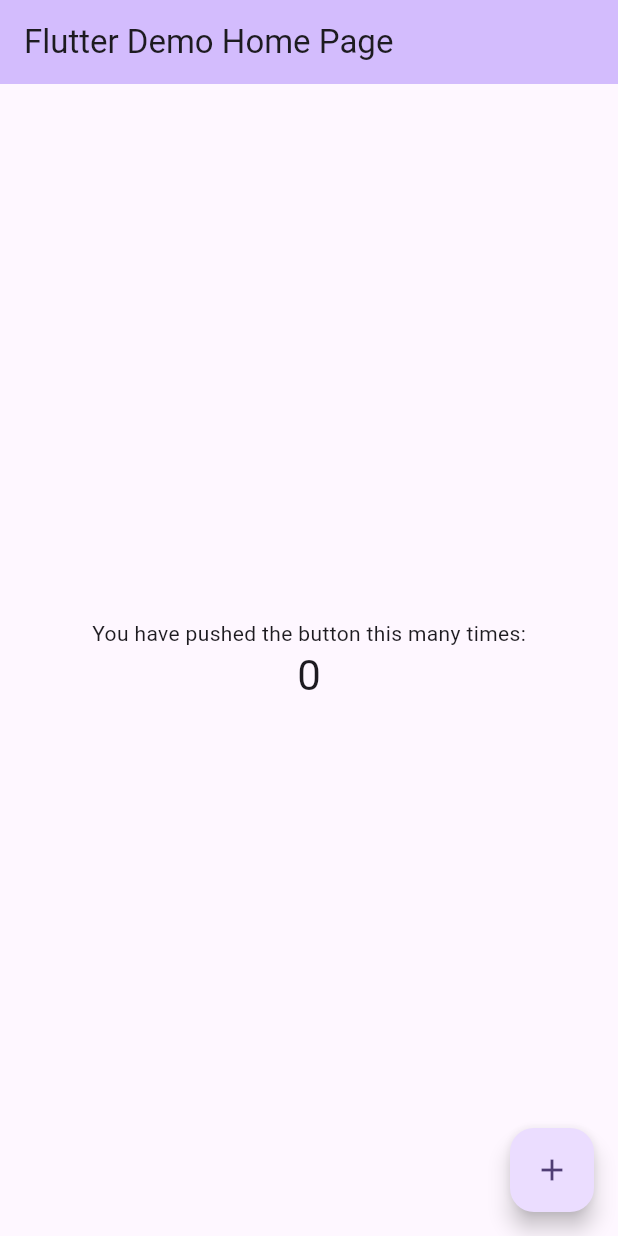
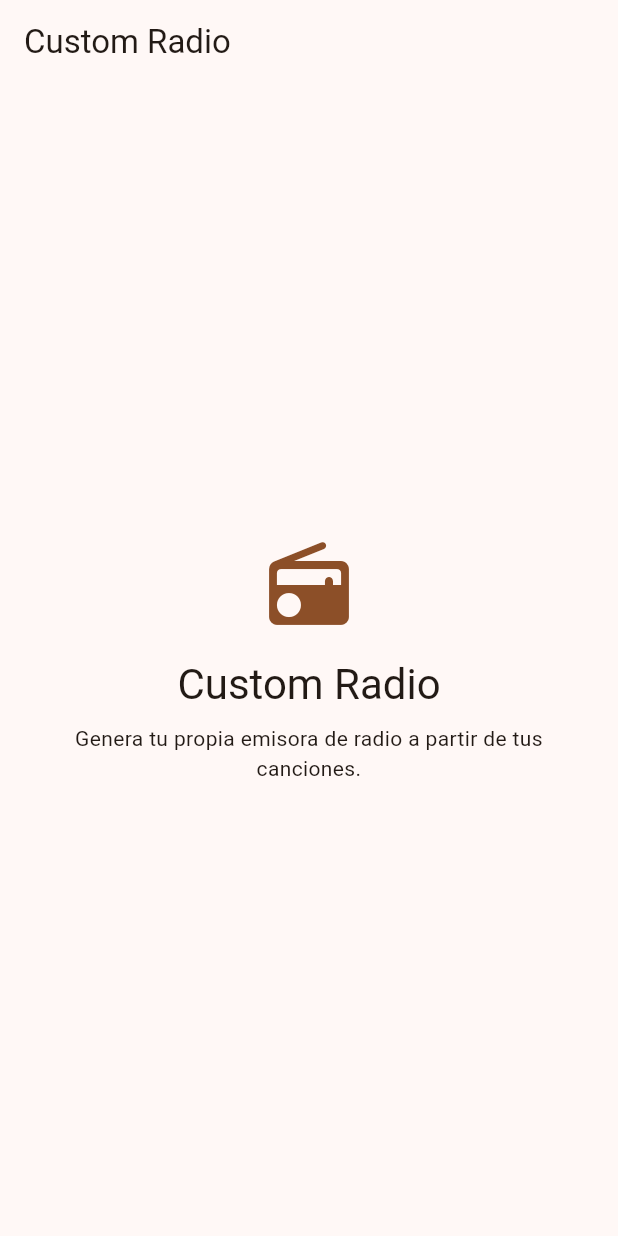
Before and after one commit to Ayme-99/custom-radio, a Flutter app: the screen it shows after launch, on a phone screen of 412 x 824 dp. Run offline on Flutter 3.47's test engine with Material 3 defaults, Android fonts, the light colour scheme and no system bars.

Commit message:
feat: estructura inicial de la app Flutter (tema, rutas, pantalla de inicio)
Sustituye el boilerplate del contador de ejemplo por la estructura base
de Custom Radio: CustomRadioApp con tema claro/oscuro (acento ambar,
ColorScheme.fromSeed), rutas centralizadas en app_routes.dart listas para
que las pantallas de login (#16) y creacion de proyecto (#18) añadan las
suyas, y una HomeScreen placeholder. Actualiza el widget test para que
ya no dependa del contador. Añade .claude/launch.json para poder previsualizar
la app Flutter en el navegador integrado en tareas de frontend futuras.

Closes #15

```diff
--- /dev/null
+++ b/app/lib/app.dart
@@ -0,0 +1,21 @@
+import 'package:flutter/material.dart';
+
+import 'routes/app_routes.dart';
+import 'theme/app_theme.dart';
+
+class CustomRadioApp extends StatelessWidget {
+  const CustomRadioApp({super.key});
+
+  @override
+  Widget build(BuildContext context) {
+    return MaterialApp(
+      title: 'Custom Radio',
+      debugShowCheckedModeBanner: false,
+      theme: AppTheme.light(),
+      darkTheme: AppTheme.dark(),
+      themeMode: ThemeMode.system,
+      initialRoute: AppRoutes.home,
+      routes: AppRoutes.routes,
+    );
+  }
+}
--- a/app/lib/main.dart
+++ b/app/lib/main.dart
@@ -1,122 +1,7 @@
 import 'package:flutter/material.dart';
 
+import 'app.dart';
+
 void main() {
-  runApp(const MyApp());
+  runApp(const CustomRadioApp());
 }
-
-class MyApp extends StatelessWidget {
-  const MyApp({super.key});
-
-  // This widget is the root of your application.
-  @override
-  Widget build(BuildContext context) {
-    return MaterialApp(
-      title: 'Flutter Demo',
-      theme: ThemeData(
-        // This is the theme of your application.
-        //
-        // TRY THIS: Try running your application with "flutter run". You'll see
-        // the application has a purple toolbar. Then, without quitting the app,
-        // try changing the seedColor in the colorScheme below to Colors.green
-        // and then invoke "hot reload" (save your changes or press the "hot
-        // reload" button in a Flutter-supported IDE, or press "r" if you used
-        // the command line to start the app).
-        //
-        // Notice that the counter didn't reset back to zero; the application
-        // state is not lost during the reload. To reset the state, use hot
-        // restart instead.
-        //
-        // This works for code too, not just values: Most code changes can be
-        // tested with just a hot reload.
-        colorScheme: .fromSeed(seedColor: Colors.deepPurple),
-      ),
-      home: const MyHomePage(title: 'Flutter Demo Home Page'),
-    );
-  }
-}
-
-class MyHomePage extends StatefulWidget {
-  const MyHomePage({super.key, required this.title});
-
-  // This widget is the home page of your application. It is stateful, meaning
-  // that it has a State object (defined below) that contains fields that affect
-  // how it looks.
-
-  // This class is the configuration for the state. It holds the values (in this
-  // case the title) provided by the parent (in this case the App widget) and
-  // used by the build method of the State. Fields in a Widget subclass are
-  // always marked "final".
-
-  final String title;
-
-  @override
-  State<MyHomePage> createState() => _MyHomePageState();
-}
-
-class _MyHomePageState extends State<MyHomePage> {
-  int _counter = 0;
-
-  void _incrementCounter() {
-    setState(() {
-      // This call to setState tells the Flutter framework that something has
-      // changed in this State, which causes it to rerun the build method below
-      // so that the display can reflect the updated values. If we changed
-      // _counter without calling setState(), then the build method would not be
-      // called again, and so nothing would appear to happen.
-      _counter++;
-    });
-  }
-
-  @override
-  Widget build(BuildContext context) {
-    // This method is rerun every time setState is called, for instance as done
-    // by the _incrementCounter method above.
-    //
-    // The Flutter framework has been optimized to make rerunning build methods
-    // fast, so that you can just rebuild anything that needs updating rather
-    // than having to individually change instances of widgets.
-    return Scaffold(
-      appBar: AppBar(
-        // TRY THIS: Try changing the color here to a specific color (to
-        // Colors.amber, perhaps?) and trigger a hot reload to see the AppBar
-        // change color while the other colors stay the same.
-        backgroundColor: Theme.of(context).colorScheme.inversePrimary,
-        // Here we take the value from the MyHomePage object that was created by
-        // the App.build method, and use it to set our appbar title.
-        title: Text(widget.title),
-      ),
-      body: Center(
-        // Center is a layout widget. It takes a single child and positions it
-        // in the middle of the parent.
-        child: Column(
-          // Column is also a layout widget. It takes a list of children and
-          // arranges them vertically. By default, it sizes itself to fit its
-          // children horizontally, and tries to be as tall as its parent.
-          //
-          // Column has various properties to control how it sizes itself and
-          // how it positions its children. Here we use mainAxisAlignment to
-          // center the children vertically; the main axis here is the vertical
-          // axis because Columns are vertical (the cross axis would be
-          // horizontal).
-          //
-          // TRY THIS: Invoke "debug painting" (choose the "Toggle Debug Paint"
-          // action in the IDE, or press "p" in the console), to see the
-          // wireframe for each widget.
-          mainAxisAlignment: .center,
-          children: [
-            const Text('You have pushed the button this many times:'),
-            Text(
-              '$_counter',
-              style: Theme.of(context).textTheme.headlineMedium,
-            ),
-          ],
-        ),
-      ),
-      floatingActionButton: FloatingActionButton(
-        onPressed: _incrementCounter,
-        tooltip: 'Increment',
-        child: const Icon(Icons.add),
-      ),
-    );
-  }
-}
--- /dev/null
+++ b/app/lib/routes/app_routes.dart
@@ -0,0 +1,15 @@
+import 'package:flutter/material.dart';
+
+import '../screens/home_screen.dart';
+
+/// Nombres de ruta centralizados. Las pantallas de login (#16) e importación
+/// de canciones (#19) etc. se añadirán aquí a medida que se implementen.
+class AppRoutes {
+  AppRoutes._();
+
+  static const String home = '/';
+
+  static Map<String, WidgetBuilder> get routes => {
+        home: (_) => const HomeScreen(),
+      };
+}
--- /dev/null
+++ b/app/lib/screens/home_screen.dart
@@ -0,0 +1,40 @@
+import 'package:flutter/material.dart';
+
+/// Pantalla de inicio provisional: placeholder hasta que existan el login
+/// (#16) y el flujo de creación de proyecto (#18).
+class HomeScreen extends StatelessWidget {
+  const HomeScreen({super.key});
+
+  @override
+  Widget build(BuildContext context) {
+    return Scaffold(
+      appBar: AppBar(title: const Text('Custom Radio')),
+      body: Center(
+        child: Padding(
+          padding: const EdgeInsets.all(24),
+          child: Column(
+            mainAxisSize: MainAxisSize.min,
+            children: [
+              Icon(
+                Icons.radio_rounded,
+                size: 64,
+                color: Theme.of(context).colorScheme.primary,
+              ),
+              const SizedBox(height: 16),
+              Text(
+                'Custom Radio',
+                style: Theme.of(context).textTheme.headlineMedium,
+              ),
+              const SizedBox(height: 8),
+              Text(
+                'Genera tu propia emisora de radio a partir de tus canciones.',
+                textAlign: TextAlign.center,
+                style: Theme.of(context).textTheme.bodyMedium,
+              ),
+            ],
+          ),
+        ),
+      ),
+    );
+  }
+}
--- /dev/null
+++ b/app/lib/theme/app_theme.dart
@@ -0,0 +1,41 @@
+import 'package:flutter/material.dart';
+
+/// Tema de Custom Radio: acento cálido (ámbar), pensado para una app que se
+/// usa de noche en el coche tanto como de día en el navegador.
+class AppTheme {
+  AppTheme._();
+
+  static const Color _seedColor = Color(0xFFFF8A3D);
+
+  static ThemeData light() {
+    final colorScheme = ColorScheme.fromSeed(
+      seedColor: _seedColor,
+      brightness: Brightness.light,
+    );
+    return ThemeData(
+      colorScheme: colorScheme,
+      useMaterial3: true,
+      appBarTheme: AppBarTheme(
+        backgroundColor: colorScheme.surface,
+        foregroundColor: colorScheme.onSurface,
+        elevation: 0,
+      ),
+    );
+  }
+
+  static ThemeData dark() {
+    final colorScheme = ColorScheme.fromSeed(
+      seedColor: _seedColor,
+      brightness: Brightness.dark,
+    );
+    return ThemeData(
+      colorScheme: colorScheme,
+      useMaterial3: true,
+      appBarTheme: AppBarTheme(
+        backgroundColor: colorScheme.surface,
+        foregroundColor: colorScheme.onSurface,
+        elevation: 0,
+      ),
+    );
+  }
+}
```
Also changed, not shown: .claude/launch.json (added), 1 other file.
